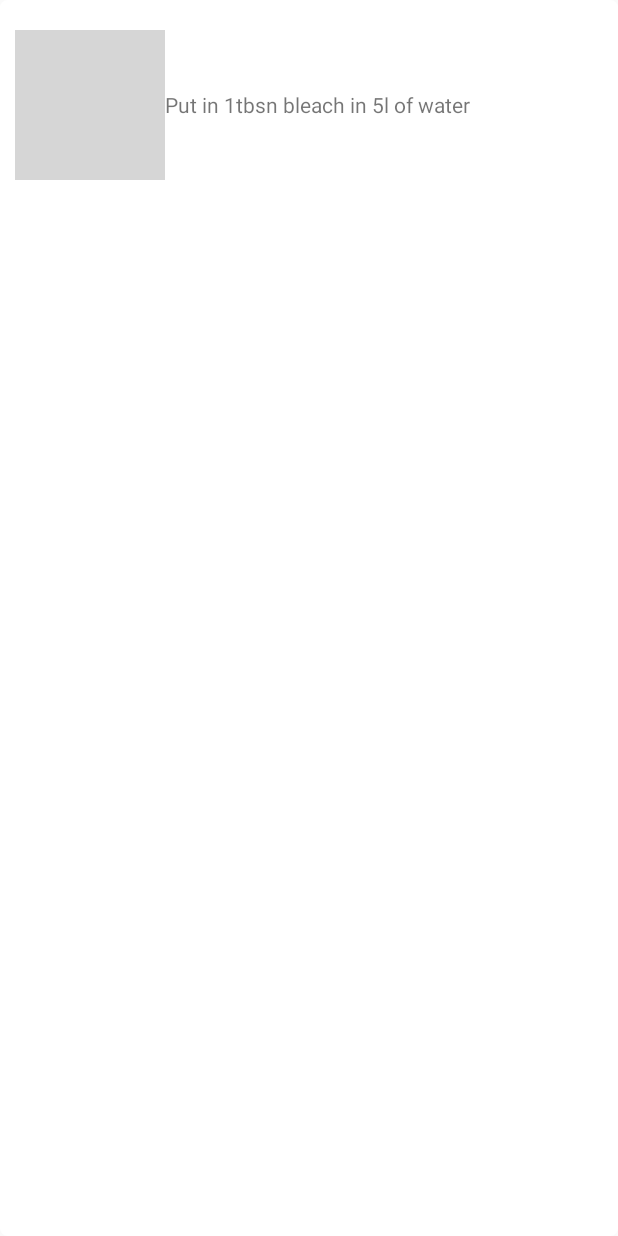
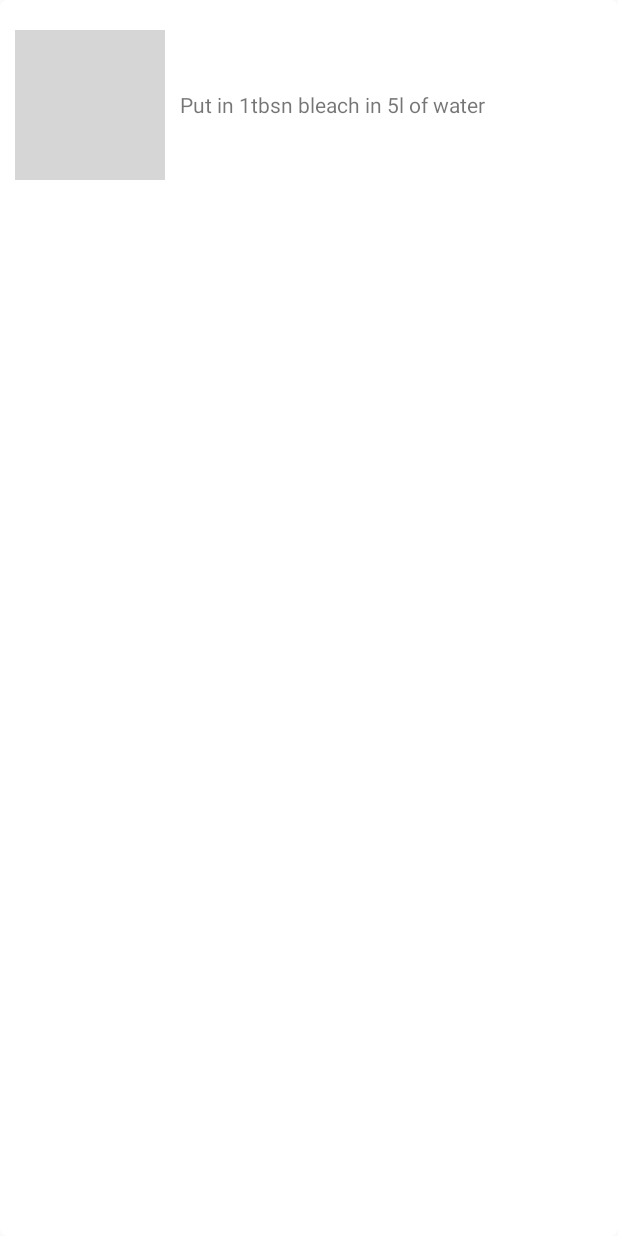
Before and after one commit to JennySimen/Purify, an Android app: the layout filter_item.xml on its own in the app's theme, with its tools: preview values and no code run, on a phone screen of 412 x 824 dp. Run offline under Robolectric (Android 15) with nearby library versions, the phone set to English and light mode, and no system bars; grey boxes are pictures that could not be loaded.

Commit message:
Made some adjustments

```diff
--- a/app/src/main/res/layout/activity_main.xml
+++ b/app/src/main/res/layout/activity_main.xml
@@ -4,6 +4,7 @@
     xmlns:tools="http://schemas.android.com/tools"
     android:layout_width="match_parent"
     android:layout_height="match_parent"
+    android:background="#000000"
     tools:context=".MainActivity">
 
 
--- a/app/src/main/res/layout/bleach_frag.xml
+++ b/app/src/main/res/layout/bleach_frag.xml
@@ -5,7 +5,7 @@
     android:orientation="vertical">
     <ImageView
         android:layout_width="match_parent"
-        android:layout_height="170dp"
+        android:layout_height="150dp"
         android:src="@drawable/bleach"
         android:layout_marginTop="75dp"/>
 
--- a/app/src/main/res/layout/filter_item.xml
+++ b/app/src/main/res/layout/filter_item.xml
@@ -10,7 +10,8 @@
         android:layout_width="match_parent"
         android:layout_height="wrap_content"
         android:layout_marginTop="20dp"
-        android:layout_marginLeft="10dp">
+        android:layout_marginLeft="10dp"
+        android:layout_marginRight="10dp">
 
         <ImageView
             android:id="@+id/image"
@@ -23,6 +24,8 @@
             android:layout_width="wrap_content"
             android:layout_height="wrap_content"
             android:text="@string/addbleach"
+            android:layout_marginLeft="10dp"
+            android:textAlignment="center"
             android:layout_gravity="center"/>
     </LinearLayout>
 
```
